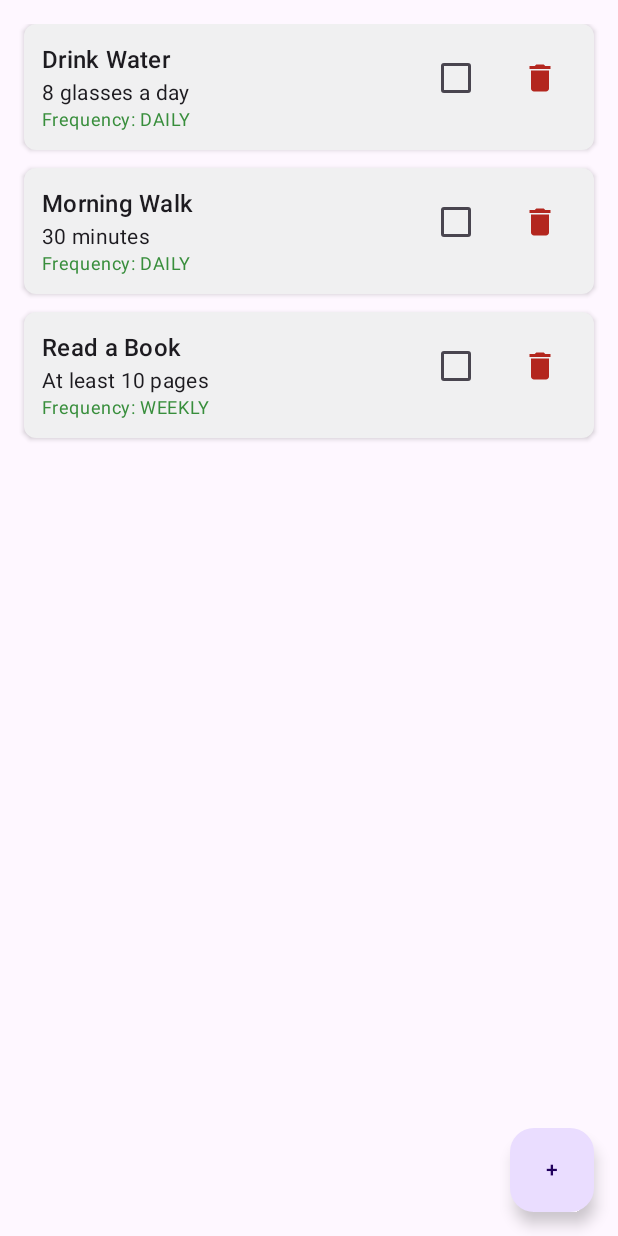
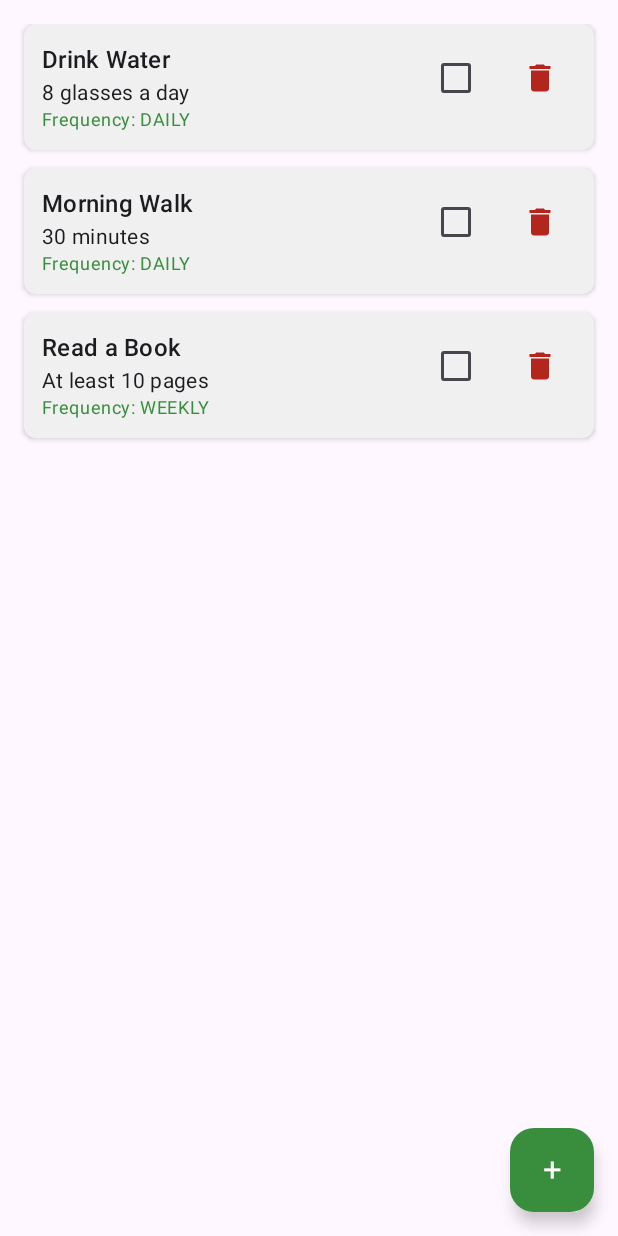
Before and after one commit to fumio65/Bloom, an Android app built with Jetpack Compose: the screen it shows after launch (MainActivity), on a phone screen of 412 x 824 dp. Run offline under Robolectric (Android 15) with nearby library versions, the phone set to English and light mode, and no system bars.

```diff
--- a/app/src/main/java/com/example/bloom/MainActivity.kt
+++ b/app/src/main/java/com/example/bloom/MainActivity.kt
@@ -13,7 +13,7 @@ import androidx.navigation.NavType
 import androidx.navigation.compose.NavHost
 import androidx.navigation.compose.composable
 import androidx.navigation.compose.rememberNavController
-import androidx.navigation.navArgument
+import androidx.navigation.navArgument // ✅ missing import fixed
 import com.example.bloom.navigation.NavRoutes
 import com.example.bloom.ui.screens.addhabit.AddHabitScreen
 import com.example.bloom.ui.screens.edithabit.EditHabitScreen
@@ -61,13 +61,15 @@ fun BloomNavHost(viewModel: HabitViewModel) {
         composable(NavRoutes.HabitList.route) {
             Scaffold(
                 floatingActionButton = {
-                    FloatingActionButton(onClick = {
-                        navController.navigate(NavRoutes.AddHabit.route)
-                    }) {
-                        Text("+")
+                    FloatingActionButton(
+                        onClick = { navController.navigate(NavRoutes.AddHabit.route) },
+                        containerColor = MaterialTheme.colorScheme.primary,
+                        contentColor = MaterialTheme.colorScheme.onPrimary
+                    ) {
+                        Text("+", style = MaterialTheme.typography.titleLarge)
                     }
                 }
-            ) { paddingValues ->
+            ) { padding ->
                 HabitListScreen(
                     habits = viewModel.habits,
                     onHabitCheckedChange = { habit, isChecked ->
@@ -79,7 +81,7 @@ fun BloomNavHost(viewModel: HabitViewModel) {
                     onHabitDelete = { habit ->
                         viewModel.deleteHabit(habit)
                     },
-                    modifier = Modifier.padding(paddingValues) // ✅ apply scaffold padding
+                    modifier = Modifier.padding(padding) // ✅ fixed Scaffold padding
                 )
             }
         }
@@ -98,7 +100,9 @@ fun BloomNavHost(viewModel: HabitViewModel) {
         // ✏️ Edit Habit Screen
         composable(
             route = NavRoutes.EditHabit.route,
-            arguments = listOf(navArgument("habitId") { type = NavType.IntType })
+            arguments = listOf(
+                navArgument("habitId") { type = NavType.IntType } // ✅ missing type fixed
+            )
         ) { backStackEntry ->
             val habitId = backStackEntry.arguments?.getInt("habitId")
             val habit = viewModel.habits.find { it.id == habitId }
--- a/app/src/main/res/values/strings.xml
+++ b/app/src/main/res/values/strings.xml
@@ -1,3 +1,6 @@
 <resources>
     <string name="app_name">Bloom</string>
+    <string name="nav_habits">Habits</string>
+    <string name="nav_profile">Profile</string>
+    <string name="nav_settings">Settings</string>
 </resources>
```
Also changed, not shown: app/src/main/java/com/example/bloom/navigation/BottomNavRoutes.kt (added, +33 -0 lines), app/src/main/java/com/example/bloom/ui/screens/profile/ProfileScreen.kt (added, +17 -0 lines), app/src/main/java/com/example/bloom/ui/screens/settings/SettingsScreen.kt (added, +17 -0 lines), app/src/main/res/drawable/ic_habit.xml (added, +7 -0 lines), app/src/main/res/drawable/ic_profile.xml (added, +7 -0 lines), app/src/main/res/drawable/ic_settings.xml (added, +7 -0 lines).
